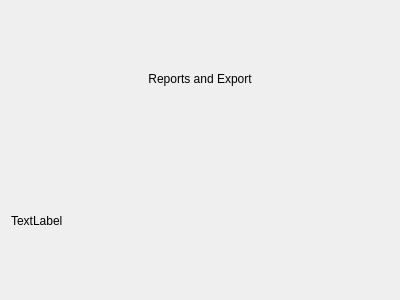
First picture: the form in ui/ReportsView.ui, repository MagdaOleksandrTeam/ProductionPlanner, before the edit.
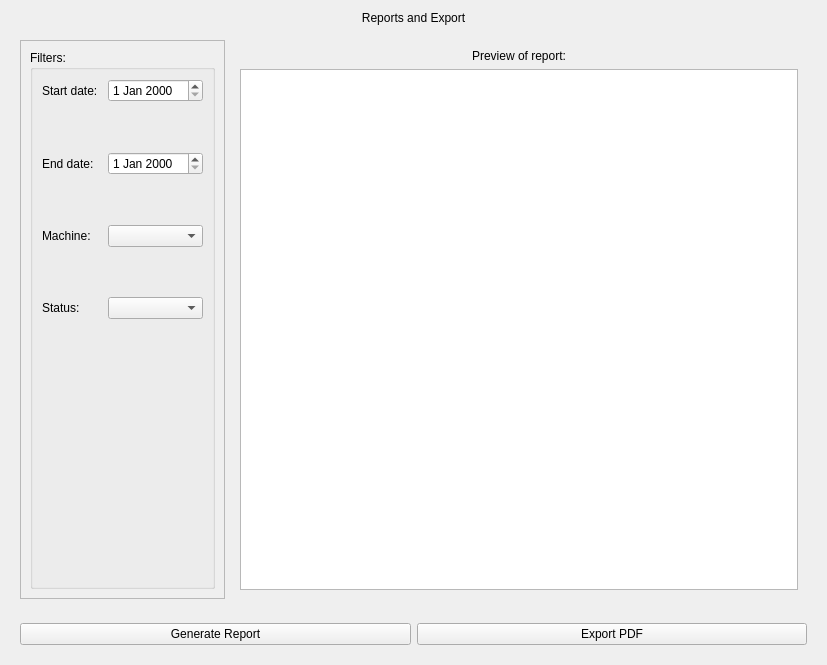
Second picture: the form after the edit. Icons and pictures are not drawn.

Commit message: add basic DashboardView and ReportView layouts with placeholders

```diff
--- a/ui/ReportsView.ui
+++ b/ui/ReportsView.ui
@@ -6,8 +6,8 @@
    <rect>
     <x>0</x>
     <y>0</y>
-    <width>400</width>
-    <height>300</height>
+    <width>827</width>
+    <height>665</height>
    </rect>
   </property>
   <property name="windowTitle">
@@ -28,10 +28,142 @@
     </widget>
    </item>
    <item>
-    <widget class="QLabel" name="label_2">
-     <property name="text">
-      <string>TextLabel</string>
-     </property>
+    <widget class="QWidget" name="widget_container" native="true">
+     <layout class="QHBoxLayout" name="horizontalLayout">
+      <item>
+       <widget class="QFrame" name="frame_filters">
+        <property name="minimumSize">
+         <size>
+          <width>0</width>
+          <height>0</height>
+         </size>
+        </property>
+        <property name="frameShape">
+         <enum>QFrame::Shape::StyledPanel</enum>
+        </property>
+        <property name="frameShadow">
+         <enum>QFrame::Shadow::Raised</enum>
+        </property>
+        <layout class="QVBoxLayout" name="verticalLayout_4">
+         <item>
+          <widget class="QGroupBox" name="groupBox_filters">
+           <property name="title">
+            <string>Filters:</string>
+           </property>
+           <layout class="QVBoxLayout" name="verticalLayout_3">
+            <item>
+             <layout class="QFormLayout" name="formLayout">
+              <property name="horizontalSpacing">
+               <number>10</number>
+              </property>
+              <property name="verticalSpacing">
+               <number>50</number>
+              </property>
+              <property name="bottomMargin">
+               <number>0</number>
+              </property>
+              <item row="0" column="0">
+               <widget class="QLabel" name="label_3">
+                <property name="text">
+                 <string>Start date:</string>
+                </property>
+               </widget>
+              </item>
+              <item row="1" column="0">
+               <widget class="QLabel" name="label_4">
+                <property name="text">
+                 <string>End date:</string>
+                </property>
+               </widget>
+              </item>
+              <item row="2" column="0">
+               <widget class="QLabel" name="label_5">
+                <property name="text">
+                 <string>Machine:</string>
+                </property>
+               </widget>
+              </item>
+              <item row="2" column="1">
+               <widget class="QComboBox" name="cb_machine"/>
+              </item>
+              <item row="3" column="0">
+               <widget class="QLabel" name="label">
+                <property name="text">
+                 <string>Status:</string>
+                </property>
+               </widget>
+              </item>
+              <item row="3" column="1">
+               <widget class="QComboBox" name="cb_status"/>
+              </item>
+              <item row="0" column="1">
+               <widget class="QDateEdit" name="de_start_date"/>
+              </item>
+              <item row="1" column="1">
+               <widget class="QDateEdit" name="de_end_date"/>
+              </item>
+             </layout>
+            </item>
+           </layout>
+          </widget>
+         </item>
+        </layout>
+       </widget>
+      </item>
+      <item>
+       <widget class="QFrame" name="frame_table">
+        <property name="minimumSize">
+         <size>
+          <width>50</width>
+          <height>0</height>
+         </size>
+        </property>
+        <layout class="QVBoxLayout" name="verticalLayout_2">
+         <item>
+          <widget class="QLabel" name="lbl_info">
+           <property name="text">
+            <string>Preview of report:</string>
+           </property>
+           <property name="alignment">
+            <set>Qt::AlignmentFlag::AlignCenter</set>
+           </property>
+          </widget>
+         </item>
+         <item>
+          <widget class="QTableWidget" name="tableReportPreview"/>
+         </item>
+        </layout>
+       </widget>
+      </item>
+     </layout>
+    </widget>
+   </item>
+   <item>
+    <widget class="QWidget" name="widget_2" native="true">
+     <layout class="QHBoxLayout" name="horizontalLayout_2">
+      <item>
+       <widget class="QPushButton" name="btn_generate_report">
+        <property name="text">
+         <string>Generate Report</string>
+        </property>
+        <property name="icon">
+         <iconset>
+          <normaloff>../assets/icons/add.svg</normaloff>../assets/icons/add.svg</iconset>
+        </property>
+       </widget>
+      </item>
+      <item>
+       <widget class="QPushButton" name="btn_export">
+        <property name="text">
+         <string>Export PDF</string>
+        </property>
+        <property name="icon">
+         <iconset>
+          <normaloff>../assets/icons/export.svg</normaloff>../assets/icons/export.svg</iconset>
+        </property>
+       </widget>
+      </item>
+     </layout>
     </widget>
    </item>
   </layout>
```
The commit also changes 1 other file.
